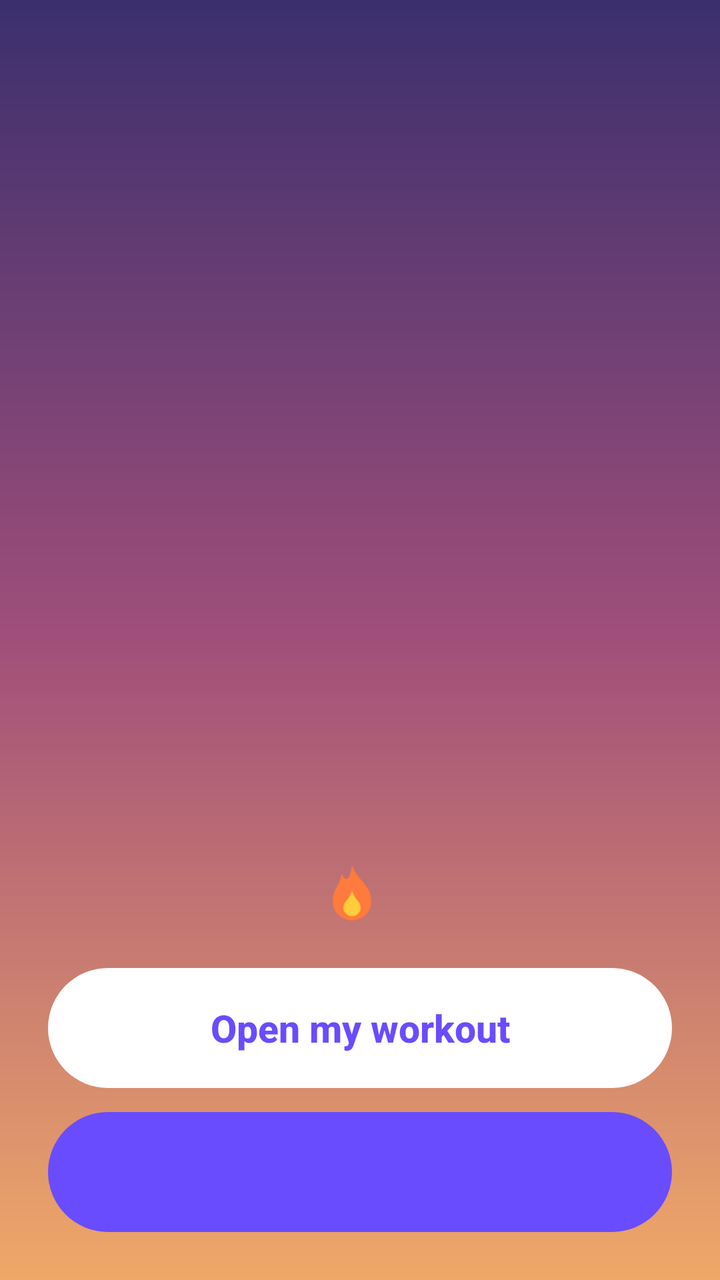
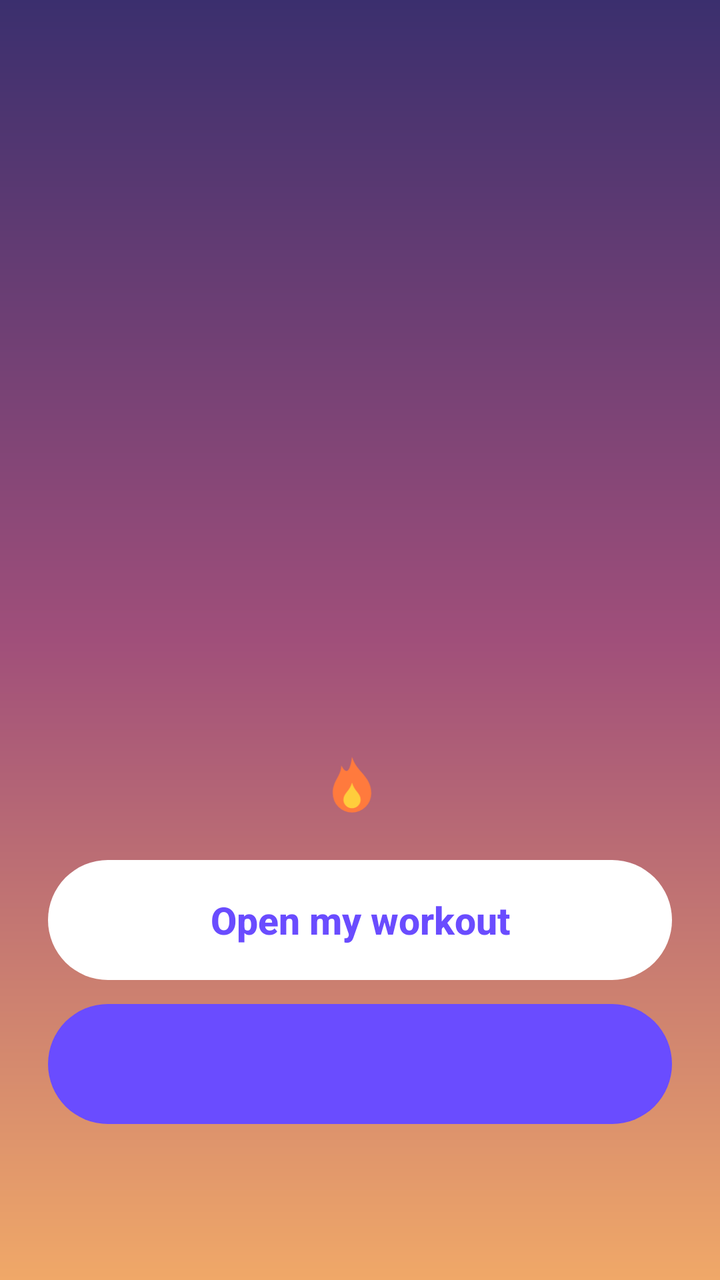

Two renders of the same Android screen: before a commit and after it. Below are the layout's source before the change and the commit's diff.
<!-- AndroidManifest.xml: application theme AppTheme -->
<!-- res/layout/activity_main.xml -->
<?xml version="1.0" encoding="utf-8"?>
<LinearLayout xmlns:android="http://schemas.android.com/apk/res/android"
    android:layout_width="match_parent"
    android:layout_height="match_parent"
    android:background="@drawable/app_background"
    android:fitsSystemWindows="true"
    android:gravity="center_horizontal"
    android:orientation="vertical"
    android:padding="24dp">

    <ImageView
        android:id="@+id/mirror"
        android:layout_width="match_parent"
        android:layout_height="0dp"
        android:layout_weight="1"
        android:contentDescription="@string/mirror_desc"
        android:scaleType="fitCenter" />

    <LinearLayout
        android:layout_width="wrap_content"
        android:layout_height="wrap_content"
        android:layout_marginTop="16dp"
        android:gravity="center_vertical"
        android:orientation="horizontal">

        <ImageView
            android:layout_width="26dp"
            android:layout_height="30dp"
            android:contentDescription="@null"
            android:src="@drawable/ic_flame" />

        <TextView
            android:id="@+id/streak"
            android:layout_width="wrap_content"
            android:layout_height="wrap_content"
            android:layout_marginStart="8dp"
            android:textColor="#FFFFFF"
            android:textSize="26sp"
            android:textStyle="bold" />
    </LinearLayout>

    <Button
        android:id="@+id/open_workout"
        android:layout_width="match_parent"
        android:layout_height="60dp"
        android:layout_marginTop="20dp"
        android:background="@drawable/button_open"
        android:stateListAnimator="@null"
        android:text="@string/open_workout"
        android:textAllCaps="false"
        android:textColor="#6A4CFF"
        android:textSize="19sp"
        android:textStyle="bold" />

    <Button
        android:id="@+id/done"
        android:layout_width="match_parent"
        android:layout_height="60dp"
        android:layout_marginTop="12dp"
        android:background="@drawable/button_done"
        android:stateListAnimator="@null"
        android:textAllCaps="false"
        android:textColor="#FFFFFF"
        android:textSize="19sp"
        android:textStyle="bold" />
</LinearLayout>
<!-- resources referenced by this layout -->
<resources>
  <!-- drawable app_background (drawable) -->
  <?xml version="1.0" encoding="utf-8"?>
  <shape xmlns:android="http://schemas.android.com/apk/res/android">
      <gradient android:angle="270" android:startColor="#3B2F6E" android:centerColor="#A04F7A" android:endColor="#F0A868" />
  </shape>
  <!-- drawable button_done (drawable) -->
  <?xml version="1.0" encoding="utf-8"?>
  <ripple xmlns:android="http://schemas.android.com/apk/res/android" android:color="#55FFFFFF">
      <item>
          <selector>
              <item android:state_activated="true">
                  <shape>
                      <solid android:color="#4E9A30" />
                      <corners android:radius="30dp" />
                  </shape>
              </item>
              <item>
                  <shape>
                      <solid android:color="#6A4CFF" />
                      <corners android:radius="30dp" />
                  </shape>
              </item>
          </selector>
      </item>
  </ripple>
  <!-- drawable button_open (drawable) -->
  <?xml version="1.0" encoding="utf-8"?>
  <ripple xmlns:android="http://schemas.android.com/apk/res/android" android:color="#336A4CFF">
      <item>
          <shape>
              <solid android:color="#FFFFFF" />
              <corners android:radius="30dp" />
          </shape>
      </item>
  </ripple>
  <!-- drawable ic_flame (drawable) -->
  <?xml version="1.0" encoding="utf-8"?>
  <vector xmlns:android="http://schemas.android.com/apk/res/android"
      android:width="24dp"
      android:height="28dp"
      android:viewportWidth="24"
      android:viewportHeight="28">
      <path android:fillColor="#FF7A3D" android:pathData="M12,1 C14,8 21,10 21,18 A9,9 0,0 1,3 18 C3,12 7,10 7,5 C9,9 11,9 12,1Z" />
      <path android:fillColor="#FFCD3C" android:pathData="M12,13 C13,17 16,18 16,21 A4,4 0,0 1,8 21 C8,18 11,17 12,13Z" />
  </vector>
  <string name="mirror_desc">Mirror showing how today is going</string>
  <string name="open_workout">Open my workout</string>
  <style name="AppTheme" parent="android:Theme.Material.NoActionBar">
          <item name="android:statusBarColor">#3B2F6E</item>
          <item name="android:navigationBarColor">#A04F7A</item>
          <item name="android:windowBackground">@drawable/app_background</item>
      </style>
</resources>

<!-- the commit's change to res/layout/activity_main.xml (unified diff, before → after) -->
@@ -63,4 +63,16 @@
         android:textColor="#FFFFFF"
         android:textSize="19sp"
         android:textStyle="bold" />
+
+    <TextView
+        android:id="@+id/check_update"
+        android:layout_width="wrap_content"
+        android:layout_height="48dp"
+        android:layout_marginTop="6dp"
+        android:background="?android:attr/selectableItemBackground"
+        android:gravity="center"
+        android:paddingStart="12dp"
+        android:paddingEnd="12dp"
+        android:textColor="#E6FFFFFF"
+        android:textSize="14sp" />
 </LinearLayout>
